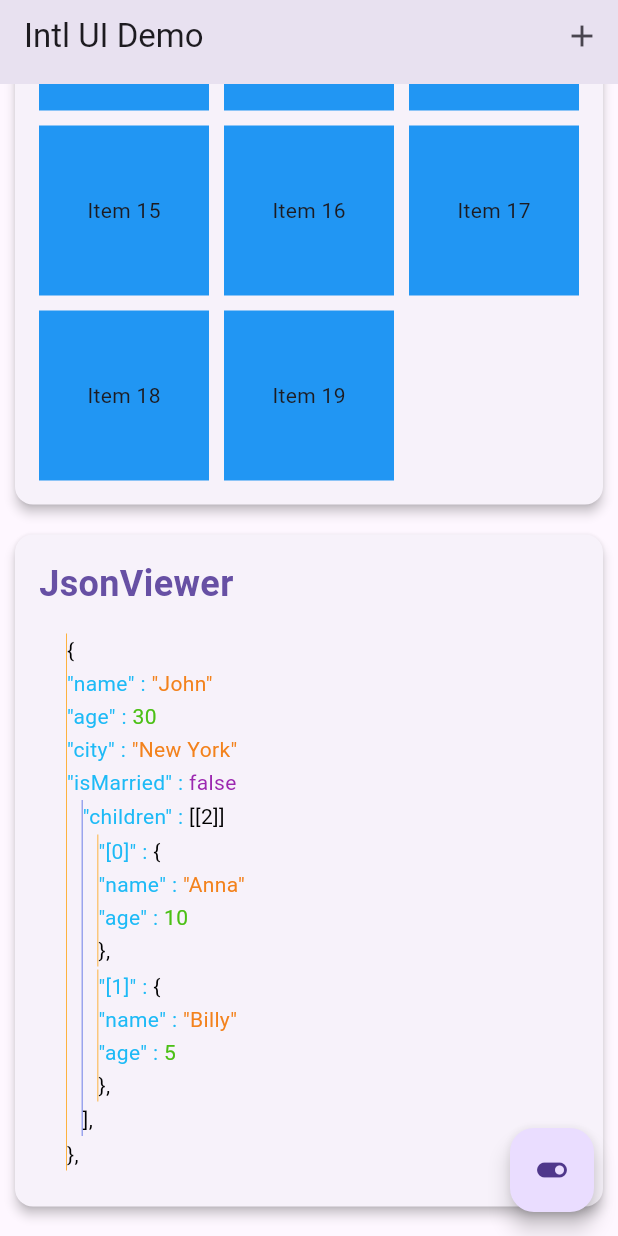
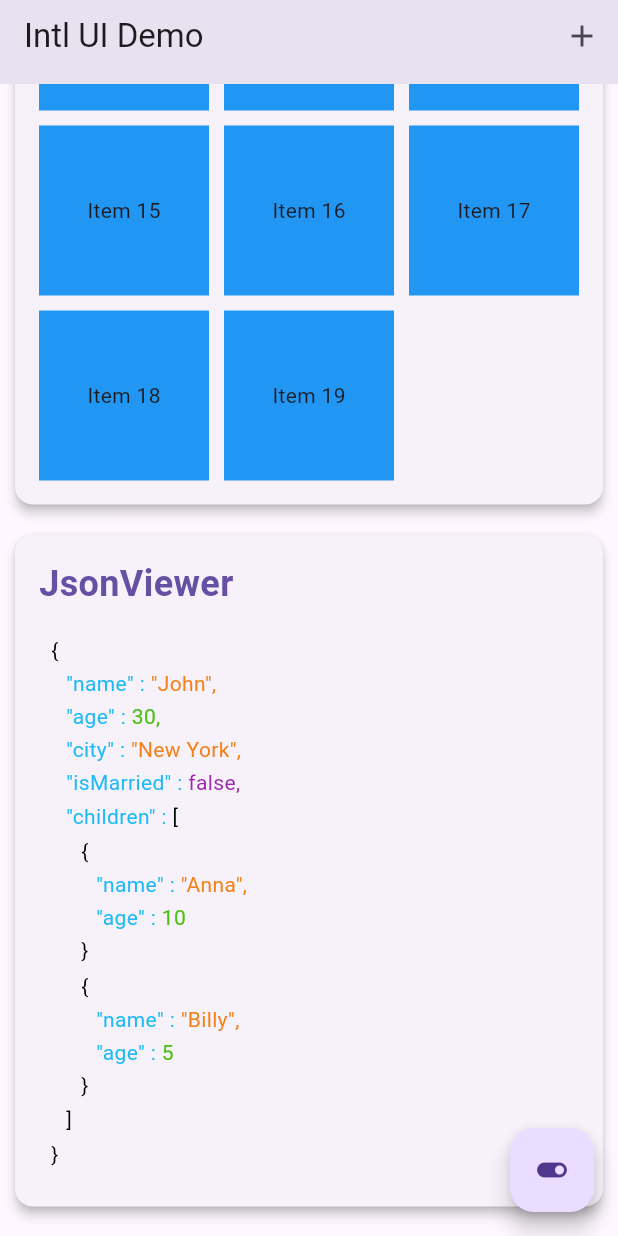
Before and after one commit to Matkurban/intl_ui, a Flutter app: the screen it shows after launch, scrolled down 2003 dp, on a phone screen of 412 x 824 dp. Run offline on Flutter 3.47's test engine with Material 3 defaults, Android fonts, the phone set to English and light mode, and no system bars; network calls fail.

Commit message:
发布 0.0.9 版本

```diff
--- a/lib/src/json/json_viewer.dart
+++ b/lib/src/json/json_viewer.dart
@@ -24,17 +24,13 @@ class JsonViewer extends StatelessWidget {
   /// 普通value颜色
   final Color valueColor;
 
-  /// 对象左侧边框颜色
-  final Color objectBorderColor;
-
-  /// 数组左侧边框颜色
-  final Color arrayBorderColor;
-
   /// 行文字大小
   final double fontSize;
 
   /// 左侧缩进量
   final double indentWidth;
+
+  final double elevation;
 
   /// 行内自定义构建
   final Widget Function(
@@ -64,21 +60,20 @@ class JsonViewer extends StatelessWidget {
     this.numberColor = const Color(0xff4bc015),
     this.boolColor = Colors.purple,
     this.valueColor = Colors.black,
-    this.objectBorderColor = const Color(0xffff9d00),
-    this.arrayBorderColor = const Color(0xff3e57e1),
     this.fontSize = 14,
     this.indentWidth = 10,
     this.rowBuilder,
     this.onLongPress,
     this.onTap,
     this.onDoubleTap,
+    this.elevation = 0,
   });
 
   @override
   Widget build(BuildContext context) {
     return Card(
       margin: margin,
-      elevation: 0,
+      elevation: elevation,
       color: Colors.transparent,
       child: InkWell(
         onTap: onTap,
@@ -104,6 +99,7 @@ class JsonViewer extends StatelessWidget {
     required String path,
     required BuildContext context,
     required int level,
+    bool isLast = false,
   }) {
     if (value is Map) {
       return _buildJsonObject(
@@ -127,6 +123,8 @@ class JsonViewer extends StatelessWidget {
         value: value,
         path: path,
         context: context,
+        level: level,
+        isLast: isLast,
       );
     }
   }
@@ -148,6 +146,7 @@ class JsonViewer extends StatelessWidget {
           value: '{',
           type: JsonType.objectStart,
           path: path,
+          level: level,
         ),
       );
     } else {
@@ -158,10 +157,12 @@ class JsonViewer extends StatelessWidget {
           value: '{',
           type: JsonType.objectStart,
           path: path,
+          level: level,
         ),
       );
     }
 
+    int index = 0;
     jsonObject.forEach((key, value) {
       children.add(
         _buildJsonView(
@@ -170,37 +171,32 @@ class JsonViewer extends StatelessWidget {
           path: '$path/$key',
           context: context,
           level: level + 1,
+          isLast: index == jsonObject.length - 1,
         ),
       );
+      index++;
     });
 
     children.add(
       _buildJsonRow(
         context: context,
         keyName: '',
-        value: '},',
+        value: '}',
         type: JsonType.objectEnd,
         path: path,
+        level: level,
       ),
     );
 
-    return Container(
-      margin: EdgeInsets.only(left: indentWidth),
-      decoration: BoxDecoration(
-        border: Border(left: BorderSide(color: objectBorderColor, width: 0.5)),
-      ),
-      child: Column(
+    return Column(
       crossAxisAlignment: CrossAxisAlignment.start,
       children:
-            children
-                .map(
-                  (w) => Padding(
+          children.map((child) {
+            return Padding(
               padding: EdgeInsets.symmetric(vertical: rowSpacing / 2),
-                    child: w,
-                  ),
-                )
-                .toList(),
-      ),
+              child: child,
+            );
+          }).toList(),
     );
   }
 
@@ -213,24 +209,39 @@ class JsonViewer extends StatelessWidget {
   }) {
     List<Widget> children = [];
 
+    if (keyName.isNotEmpty) {
       children.add(
         _buildJsonRow(
           context: context,
           keyName: keyName,
-        value: '[${jsonArray.length}]',
+          value: '[',
           type: JsonType.arrayStart,
           path: path,
+          level: level,
         ),
       );
+    } else {
+      children.add(
+        _buildJsonRow(
+          context: context,
+          keyName: '',
+          value: '[',
+          type: JsonType.arrayStart,
+          path: path,
+          level: level,
+        ),
+      );
+    }
 
     for (int i = 0; i < jsonArray.length; i++) {
       children.add(
         _buildJsonView(
-          keyName: '[$i]',
+          keyName: '',
           value: jsonArray[i],
           path: '$path/$i',
           context: context,
           level: level + 1,
+          isLast: i == jsonArray.length - 1,
         ),
       );
     }
@@ -239,29 +250,22 @@ class JsonViewer extends StatelessWidget {
       _buildJsonRow(
         context: context,
         keyName: '',
-        value: '],',
+        value: ']',
         type: JsonType.arrayEnd,
         path: path,
+        level: level,
       ),
     );
 
-    return Container(
-      margin: EdgeInsets.only(left: indentWidth),
-      decoration: BoxDecoration(
-        border: Border(left: BorderSide(color: arrayBorderColor, width: 0.5)),
-      ),
-      child: Column(
+    return Column(
       crossAxisAlignment: CrossAxisAlignment.start,
       children:
-            children
-                .map(
-                  (w) => Padding(
+          children.map((child) {
+            return Padding(
               padding: EdgeInsets.symmetric(vertical: rowSpacing / 2),
-                    child: w,
-                  ),
-                )
-                .toList(),
-      ),
+              child: child,
+            );
+          }).toList(),
     );
   }
 
@@ -270,6 +274,8 @@ class JsonViewer extends StatelessWidget {
     required dynamic value,
     required String path,
     required BuildContext context,
+    required int level,
+    required bool isLast,
   }) {
     return _buildJsonRow(
       context: context,
@@ -277,6 +283,8 @@ class JsonViewer extends StatelessWidget {
       value: value,
       type: JsonType.primitive,
       path: path,
+      level: level,
+      isLast: isLast,
     );
   }
 
@@ -286,6 +294,8 @@ class JsonViewer extends StatelessWidget {
     required dynamic value,
     required JsonType type,
     required String path,
+    required int level,
+    bool isLast = false,
   }) {
     final TextStyle keyStyle = TextStyle(color: keyColor, fontSize: fontSize);
 
@@ -294,15 +304,15 @@ class JsonViewer extends StatelessWidget {
 
     if (type == JsonType.primitive) {
       if (value is String) {
-        displayValue = '"$value"';
+        displayValue = '"$value"${isLast ? '' : ','}';
         vColor = stringColor;
       } else if (value is num) {
+        displayValue = '$value${isLast ? '' : ','}';
         vColor = numberColor;
       } else if (value is bool) {
+        displayValue = '$value${isLast ? '' : ','}';
         vColor = boolColor;
       }
-    } else if (type == JsonType.arrayStart) {
-      displayValue = '[${value.toString()}]';
     }
 
     final TextStyle valueStyle = TextStyle(color: vColor, fontSize: fontSize);
@@ -331,9 +341,12 @@ class JsonViewer extends StatelessWidget {
       Expanded(child: Text(displayValue, style: valueStyle, softWrap: true)),
     );
 
-    return Row(
+    return Padding(
+      padding: EdgeInsets.only(left: indentWidth * level),
+      child: Row(
         crossAxisAlignment: CrossAxisAlignment.start,
         children: children,
+      ),
     );
   }
 }
--- a/pubspec.yaml
+++ b/pubspec.yaml
@@ -1,6 +1,6 @@
 name: intl_ui
 description: "A Flutter UI package that provides internationalized widgets and components for building multilingual applications."
-version: 0.0.8
+version: 0.0.9
 homepage: https://github.com/Matkurban/intl_ui
 
 environment:
```
Also changed, not shown: doc/images/IntlWrap-ltr.jpg (renamed from doc/images/_20250417_140502.jpg), doc/images/IntlWrap-rtl.jpg (renamed from doc/images/_20250417_140509.jpg), doc/images/JsonViewer.png (added), doc/images/Screenshot_20250426_121658.png (deleted), doc/images/generalComponents-ltr.jpg (renamed from doc/images/_20250417_140445.jpg), doc/images/generalComponents-rtl.jpg (renamed from doc/images/_20250417_140454.jpg), doc/images/generalComponents.jpg (renamed from doc/images/_20250417_140432.jpg), example/pubspec.lock, 2 other files. Lines whose indentation alone changed are shown as unchanged.
